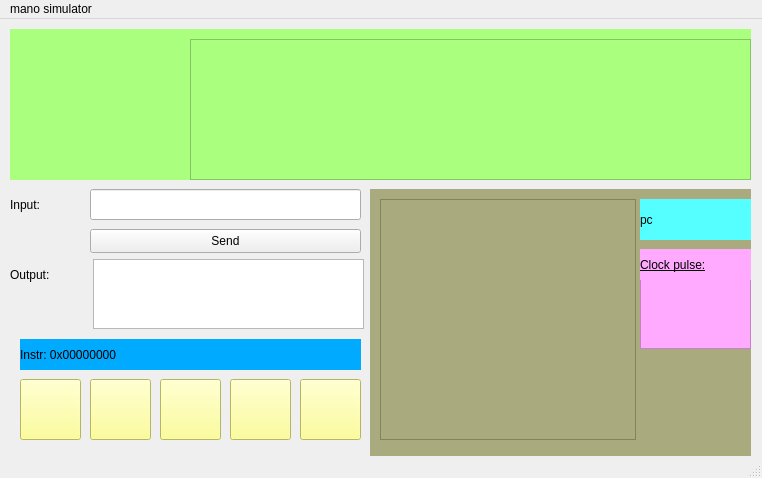
Above: mainwindow.ui from Erfan3101/RiscvCpu before the change. Below: the same form after it.
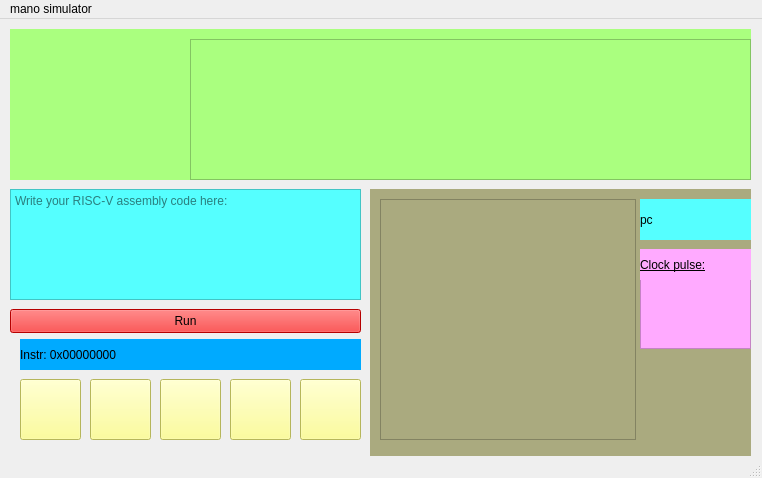
That is the form after the change. Icons and pictures are not drawn.

Commit message: deleting input and output part and adding assembler and using plaintext to creat an editor part

```diff
--- a/mainwindow.ui
+++ b/mainwindow.ui
@@ -215,66 +215,36 @@
      </property>
     </widget>
    </widget>
-   <widget class="QTextEdit" name="outputBox">
+   <widget class="QPlainTextEdit" name="codeEditor">
     <property name="geometry">
      <rect>
-      <x>93</x>
-      <y>240</y>
-      <width>271</width>
-      <height>70</height>
-     </rect>
-    </property>
-    <property name="readOnly">
-     <bool>true</bool>
-    </property>
-   </widget>
-   <widget class="QLineEdit" name="inputBox">
-    <property name="geometry">
-     <rect>
-      <x>90</x>
+      <x>10</x>
       <y>170</y>
-      <width>271</width>
-      <height>31</height>
+      <width>351</width>
+      <height>111</height>
      </rect>
     </property>
+    <property name="styleSheet">
+     <string notr="true">background-color: rgb(85, 255, 255);</string>
+    </property>
+    <property name="placeholderText">
+     <string>Write your RISC-V assembly code here:</string>
+    </property>
    </widget>
    <widget class="QPushButton" name="btnSendInput">
     <property name="geometry">
      <rect>
-      <x>90</x>
-      <y>210</y>
-      <width>271</width>
+      <x>10</x>
+      <y>290</y>
+      <width>351</width>
       <height>24</height>
      </rect>
     </property>
-    <property name="text">
-     <string>Send</string>
+    <property name="styleSheet">
+     <string notr="true">background-color: rgb(255, 0, 0);</string>
     </property>
-   </widget>
-   <widget class="QLabel" name="label_2">
-    <property name="geometry">
-     <rect>
-      <x>10</x>
-      <y>170</y>
-      <width>71</width>
-      <height>31</height>
-     </rect>
-    </property>
     <property name="text">
-     <string>Input:</string>
-    </property>
-   </widget>
-   <widget class="QLabel" name="label_3">
-    <property name="geometry">
-     <rect>
-      <x>10</x>
-      <y>240</y>
-      <width>71</width>
-      <height>31</height>
-     </rect>
-    </property>
-    <property name="text">
-     <string>Output:</string>
+     <string>Run</string>
     </property>
    </widget>
   </widget>
```
Left out of the diff: 2 changed lines with no effect on the pictures. The commit also changes 8 other files.
